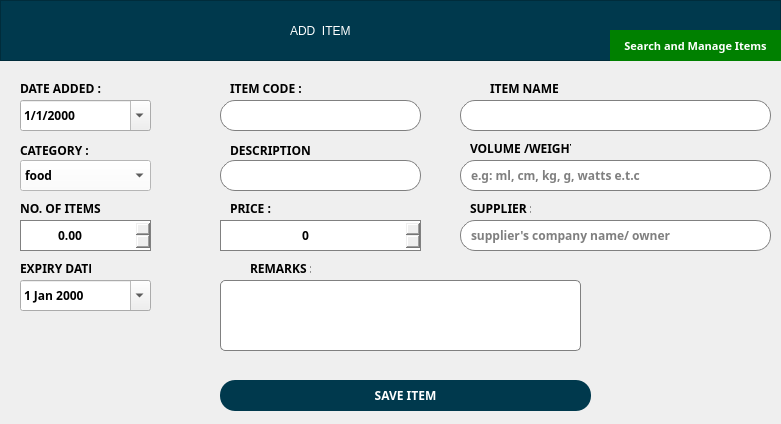
codydon/shopify, file AddStock.ui: the form before one commit.
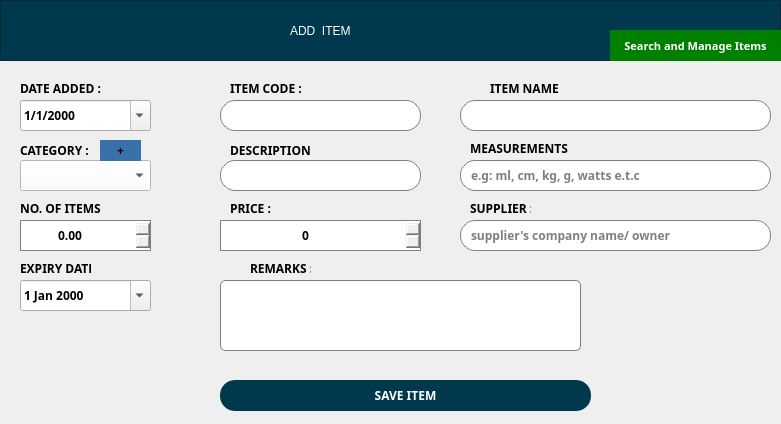
The form after the commit.

```diff
--- a/AddStock.ui
+++ b/AddStock.ui
@@ -537,11 +537,6 @@
    <property name="styleSheet">
     <string notr="true">background-color: rgb(255, 255, 255);</string>
    </property>
-   <item>
-    <property name="text">
-     <string>food</string>
-    </property>
-   </item>
   </widget>
   <widget class="QLabel" name="label_11">
    <property name="geometry">
@@ -575,7 +570,7 @@
     <string notr="true">font: 63 8pt &quot;Yu Gothic UI Semibold&quot;;</string>
    </property>
    <property name="text">
-    <string>VOLUME /WEIGHT:</string>
+    <string>MEASUREMENTS :</string>
    </property>
    <property name="buddy">
     <cstring>lineEdit_7</cstring>
@@ -597,6 +592,34 @@
     <string>e.g: ml, cm, kg, g, watts e.t.c</string>
    </property>
   </widget>
+  <widget class="QPushButton" name="pushButton_3">
+   <property name="geometry">
+    <rect>
+     <x>100</x>
+     <y>140</y>
+     <width>41</width>
+     <height>21</height>
+    </rect>
+   </property>
+   <property name="cursor">
+    <cursorShape>PointingHandCursor</cursorShape>
+   </property>
+   <property name="toolTip">
+    <string>click to add new category</string>
+   </property>
+   <property name="styleSheet">
+    <string notr="true">QPushButton{
+border:none;
+	background-color: rgb(57, 114, 171);
+}
+QPushButton:hover{
+background-color: rgb(85, 170, 255);
+}</string>
+   </property>
+   <property name="text">
+    <string>+</string>
+   </property>
+  </widget>
  </widget>
  <tabstops>
   <tabstop>pushButton</tabstop>
```
